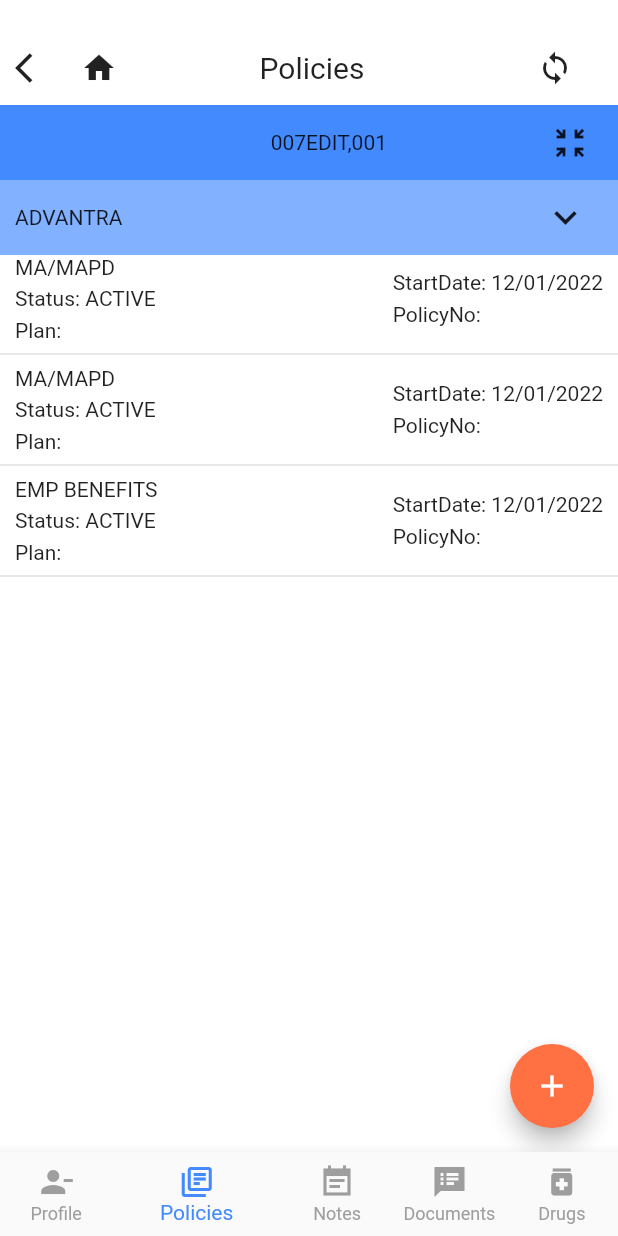
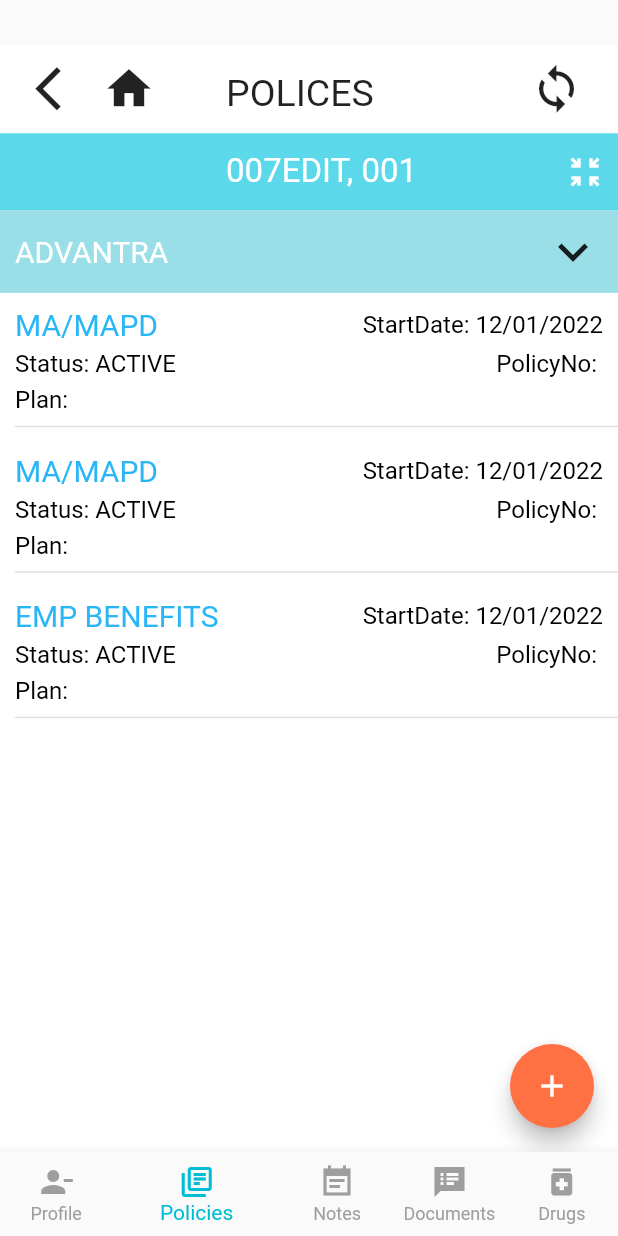
Before and after one commit to Chintala-Santhosh/medical_app, a Flutter app: the screen it shows after launch, item 2 of the bottom bar chosen, on a phone screen of 412 x 824 dp. Run offline on Flutter 3.47's test engine with Material 2 defaults, Android fonts, the phone set to English and light mode, and no system bars.

Commit message:
Design changes as per requirement like color,font size,icons,UI functionality

```diff
--- a/assets/json/notes.json
+++ b/assets/json/notes.json
@@ -1,8 +1,5 @@
 [
   {
-    "message": "Today not available"
-  },
-  {
-    "message": "Today not available"
+    "message": "Sent Text Message -bb"
   }
 ]
--- a/lib/main.dart
+++ b/lib/main.dart
@@ -1,5 +1,7 @@
 import 'package:flutter/material.dart';
 import 'package:medical_app/splash_screen.dart';
+
+import 'main_screen.dart';
 
 void main() {
   runApp(const MyApp());
@@ -27,7 +29,7 @@ class MyApp extends StatelessWidget {
         primarySwatch: Colors.blue,
 
       ),
-      home: const SplashScreen(),
+      home: const MainScreen(),
     );
   }
 }
--- a/lib/main_screen.dart
+++ b/lib/main_screen.dart
@@ -1,4 +1,7 @@
+import 'dart:io';
+
 import 'package:flutter/material.dart';
+import 'package:flutter/services.dart';
 import 'package:medical_app/modules/documents/documents_screen.dart';
 import 'package:medical_app/modules/drugs/drugs_screen.dart';
 import 'package:medical_app/modules/notes/notes_screen.dart';
@@ -14,21 +17,16 @@ class MainScreen extends StatefulWidget {
 }
 
 class _MainScreenState extends State<MainScreen> {
-  List<Widget> screens=[const ProfileScreen(),
+  List<Widget> screens=[
+    const ProfileScreen(),
     const PoliciesScreen(),
     const NotesScreen(),
     const DocumentsScreen(),
-     DrugScreen(
+     const DrugScreen(
     ),];
   int currentIndex=0;
 @override
   void initState() {
-  // screens = [
-  // const ProfileScreen(),
-  // const PoliciesScreen(),
-  // const NotesScreen(),
-  // const DocumentsScreen(),
-  // const DrugScreen(),];
     super.initState();
   }
   void onTabTapped(int index) {
@@ -39,41 +37,47 @@ class _MainScreenState extends State<MainScreen> {
 
   @override
   Widget build(BuildContext context) {
-    return  Scaffold(
+    return  WillPopScope(
+      onWillPop: () async {
+        exit(0);
+      },
+
+      child: Scaffold(
         body: screens[currentIndex],
         bottomNavigationBar: BottomNavigationBar(
           type: BottomNavigationBarType.shifting,
           onTap: onTabTapped,
           currentIndex: currentIndex,
           backgroundColor: Colors.white,
-        selectedItemColor: Colors.blueAccent,
+          selectedItemColor: Colors.cyan,
           showUnselectedLabels: true,
           unselectedItemColor:Colors.grey ,
 
           items:  [
             BottomNavigationBarItem(
-              icon: Icon(Icons.person_remove_alt_1,color: currentIndex==0?Colors.blueAccent:Colors.grey,),
+                icon: Icon(Icons.person_remove_alt_1,color: currentIndex==0?Colors.cyan:Colors.grey,),
               label: "Profile"
             ),
 
             BottomNavigationBarItem(
-            icon: Icon(Icons.my_library_books_outlined,color: currentIndex==1?Colors.blueAccent:Colors.grey,),
+              icon: Icon(Icons.my_library_books_outlined,color: currentIndex==1?Colors.cyan:Colors.grey,),
               label: "Policies"
             ),
             BottomNavigationBarItem(
-              icon: Icon(Icons.event_note_sharp,color: currentIndex==2?Colors.blueAccent:Colors.grey,),
+                icon: Icon(Icons.event_note_sharp,color: currentIndex==2?Colors.cyan:Colors.grey,),
               label: "Notes"
             ),
             BottomNavigationBarItem(
-              icon: Icon(Icons.speaker_notes_sharp,color: currentIndex==3?Colors.blueAccent:Colors.grey,),
+                icon: Icon(Icons.speaker_notes_sharp,color: currentIndex==3?Colors.cyan:Colors.grey,),
               label: "Documents"
             ),
             BottomNavigationBarItem(
-              icon: Icon(Icons.medication,color: currentIndex==4?Colors.blueAccent:Colors.grey,),
+                icon: Icon(Icons.medication,color: currentIndex==4?Colors.cyan:Colors.grey,),
               label: "Drugs"
             ),
           ],
         ),
+      ),
     );
   }
 }
--- a/lib/modules/documents/models/documents_model.dart
+++ b/lib/modules/documents/models/documents_model.dart
@@ -10,16 +10,20 @@ String documentsModelToJson(List<DocumentsModel> data) => json.encode(List<dynam
 
 class DocumentsModel {
   String fileName;
+  String date;
 
   DocumentsModel({
     required this.fileName,
+    required this.date,
   });
 
   factory DocumentsModel.fromJson(Map<String, dynamic> json) => DocumentsModel(
     fileName: json["fileName"],
+    date: json["date"],
   );
 
   Map<String, dynamic> toJson() => {
     "fileName": fileName,
+    "date": date,
   };
 }
--- a/lib/modules/policies/policies_screen.dart
+++ b/lib/modules/policies/policies_screen.dart
@@ -1,9 +1,6 @@
 import 'dart:convert';
-
-import 'package:flutter/cupertino.dart';
 import 'package:flutter/material.dart';
 import 'package:flutter/services.dart';
-
 import '../utils/app_bar.dart';
 import '../utils/body_screen.dart';
 import 'models/policies_model.dart';
@@ -18,6 +15,7 @@ class PoliciesScreen extends StatefulWidget {
 class _PoliciesScreenState extends State<PoliciesScreen> {
 
   List<PolicyModel>policiesList=[];
+  bool isShow = true;
   @override
   void initState() {
 
@@ -44,48 +42,65 @@ class _PoliciesScreenState extends State<PoliciesScreen> {
     return Scaffold(
       body: Column(
         children:   [
-          const AppBarScreen(title: "Policies",),
-          const BodyScreen(name:"007EDIT,001",date: "ADVANTRA",),
-          Expanded(
+           const AppBarScreen(title: "POLICES",isFromHome:false),
+           BodyScreen(name:"007EDIT, 001",date: "ADVANTRA",isShow: isShow,),
+          Visibility(
+            visible: isShow,
+            child: Expanded(
               child: Container(
                 color: Colors.white,
+                child: MediaQuery.removePadding(
+                  removeTop: true,
+                  context: context,
                   child: ListView.builder(
                       itemCount: policiesList.length,
                       itemBuilder: (BuildContext context,int index){
                         return  Column(
                           children: [
                             Container(
-                          padding: const EdgeInsets.only(left: 10,right: 10),
-                          child: Row(
+                              padding: const EdgeInsets.only(left: 10,right: 10,top: 10),
+                              child: Column(
+                                crossAxisAlignment: CrossAxisAlignment.start,
+                                mainAxisAlignment: MainAxisAlignment.start,
+                                children: [
+                                  Row(
                                     mainAxisAlignment: MainAxisAlignment.spaceBetween,
                                     children: [
-                              Column(
-                                crossAxisAlignment: CrossAxisAlignment.start,
-                                // mainAxisAlignment: MainAxisAlignment.start,
-                                children: [
-                                  Text(policiesList[index].policyName),
-                                  const SizedBox(height: 5,),
-                                  Text("Status: ${policiesList[index].status}"),
-                                  const SizedBox(height: 5,),
-                                  Text("Plan: ${policiesList[index].plan}"),
+                                      Text(policiesList[index].policyName,style: TextStyle(color: Colors.lightBlue.shade400,fontSize: 20),),
+                                      Text("StartDate: ${policiesList[index].startDate}",style: const TextStyle(color: Colors.black,fontSize: 16),),
                                     ],
                                   ),
-                              Column(
-                                crossAxisAlignment: CrossAxisAlignment.start,
-                                // mainAxisAlignment: MainAxisAlignment.start,
+                                  const SizedBox(height: 5,),
+                                  Row(
+                                    mainAxisAlignment: MainAxisAlignment.spaceBetween,
                                     children: [
-                                  Text("StartDate: ${policiesList[index].startDate}"),
+                                      Text("Status: ${policiesList[index].status}",style: const TextStyle(color: Colors.black,fontSize: 16)),
                                       const SizedBox(height: 5,),
-                                  Text("PolicyNo: ${policiesList[index].policyNo}"),
+                                      Text("PolicyNo: ${policiesList[index].policyNo}",style: const TextStyle(color: Colors.black,fontSize: 16)),
                                     ],
                                   ),
+                                  const SizedBox(height: 5,),
+                                  Row(
+                                    mainAxisAlignment: MainAxisAlignment.spaceBetween,
+                                    children: [
+                                      Text("Plan: ${policiesList[index].plan}",style: const TextStyle(color: Colors.black,fontSize: 16)),
+                                      const SizedBox(height: 5,),
+
+                                    ],
+                                  ),
+
+
                                 ],
                               ),
                             ),
-                        const Divider(thickness: 1,)
+                            Container(
+                                margin: const EdgeInsets.only(left: 10,),
+                                child: const Divider(thickness: 1,))
                           ],
                         );
                       }),
+                ),
+              ),
             ),
           )
         ],
--- a/lib/modules/utils/app_bar.dart
+++ b/lib/modules/utils/app_bar.dart
@@ -1,38 +1,66 @@
 import 'package:flutter/material.dart';
+import 'package:flutter/services.dart';
+import '../../main_screen.dart';
 
 class AppBarScreen extends StatelessWidget {
+  final bool isFromHome;
   final Icon? backButtonIcon;
   final Icon? screenIcon;
   final String? title;
   final Icon? refreshIcon;
-  const AppBarScreen({Key? key,this.backButtonIcon,this.screenIcon,this.refreshIcon, this.title}) : super(key: key);
+  const AppBarScreen({Key? key,required this.isFromHome, this.backButtonIcon,this.screenIcon,this.refreshIcon, this.title}) : super(key: key);
 
   @override
   Widget build(BuildContext context) {
     return Container(
-      height: 70,
+      padding: EdgeInsets.zero,
+      height: MediaQuery.of(context).size.height/14,
       color: Colors.white,
-      padding: const EdgeInsets.only(top: 20,left: 10,right: 30),
+      margin: const EdgeInsets.only(top: 30,left: 0,right: 0),
       child: Row(
-        mainAxisAlignment: MainAxisAlignment.spaceBetween,
+        mainAxisAlignment: MainAxisAlignment.spaceAround,
         children: [
           Row(
+            crossAxisAlignment: CrossAxisAlignment.start,
+            mainAxisAlignment: MainAxisAlignment.start,
             children: [
-              backButtonIcon??const Icon(Icons.arrow_back_ios),
-              const SizedBox(width: 20,),
-              screenIcon??const Icon(Icons.home),
+              GestureDetector(
+                onTap: (){
+                  if(isFromHome){
+                    SystemNavigator.pop();
+                  }else{
+                   Navigator.push(context, MaterialPageRoute(builder: (BuildContext context)=>const MainScreen()));
+                  }
+
+
+                },
+                child: Container(
+                    child: backButtonIcon??const Icon(Icons.arrow_back_ios,size: 35,)),
+              ),
+               const SizedBox(width:10),
+              GestureDetector(
+                onTap: (){
+
+                },
+                  child: screenIcon??const Icon(Icons.home,size: 35,)),
+
             ],
           ),
-          Text(title??"",style: const TextStyle(
-            fontSize: 20
-          ),),
-          Row(
-            children: [
+          // const SizedBox(width:10),
+          Container(
+            padding: const EdgeInsets.only(top: 5),
+            child: Text(title??"",style: const TextStyle(
+                fontSize: 25
+            ),),
+          ),
+          const SizedBox(width:10),
 
-              const SizedBox(width: 20,),
-              refreshIcon??const Icon(Icons.sync)
-            ],
-          ),
+
+          GestureDetector(
+            onTap: (){
+
+            },
+              child: refreshIcon??const Icon(Icons.sync,size: 35,)),
 
         ],
       ),
--- a/lib/modules/utils/body_screen.dart
+++ b/lib/modules/utils/body_screen.dart
@@ -1,37 +1,39 @@
 import 'package:flutter/material.dart';
+import 'package:medical_app/modules/utils/my_colors.dart';
 
 class BodyScreen extends StatefulWidget {
   final String? name;
   final String? date;
   final Icon? minimizeIcon;
   final Icon? dropdownIcon;
-  const BodyScreen({Key? key,this.name,this.date,this.minimizeIcon, this.dropdownIcon}) : super(key: key);
+   bool isShow;
+    BodyScreen({Key? key,this.name,this.date,this.minimizeIcon, this.dropdownIcon, required this.isShow}) : super(key: key);
 
   @override
   State<BodyScreen> createState() => _BodyScreenState();
 }
 
 class _BodyScreenState extends State<BodyScreen> {
+
   @override
   Widget build(BuildContext context) {
     return Column(
       children: [
         Container(
-          padding: const EdgeInsets.only(right: 20),
-          height: 50,
-          color: Colors.blueAccent.shade200,
+          padding: const EdgeInsets.only(right: 10),
+          height: MediaQuery.of(context).size.height/16,
+          color:HexColor("#5bd8ea"),
           child: Row(
             mainAxisAlignment: MainAxisAlignment.end,
             children: [
               Row(
-                // mainAxisAlignment: MainAxisAlignment.spaceBetween,
                 children:  [
                   Center(
-                    child: Text("${widget.name??""}"),
+                    child: Text(widget.name??"",style: const TextStyle(fontSize: 22,color: Colors.white),),
 
                   ),
-                  const SizedBox(width: 110,),
-                  widget.minimizeIcon??const Icon(Icons.zoom_in_map_sharp),
+                  const SizedBox(width: 100),
+                  widget.minimizeIcon??const Icon(Icons.zoom_in_map_sharp,color: Colors.white,),
 
                 ],
 
@@ -41,19 +43,27 @@ class _BodyScreenState extends State<BodyScreen> {
             ],
           ),
         ),
-        Container(
-          padding: const EdgeInsets.only(left: 10,right: 20),
-          height: 50,
-          color: Colors.blueAccent.shade100,
+        GestureDetector(
+          onTap: (){
+            widget.isShow=!widget.isShow;
+            setState(() {
+
+            });
+          },
+          child: Container(
+            padding: const EdgeInsets.only(left: 10,right: 10),
+            height: MediaQuery.of(context).size.height/15,
+            color:HexColor("#9adee8"),
             child: Row(
               mainAxisAlignment: MainAxisAlignment.spaceBetween,
               children:  [
                 Center(
-                child: Text("${widget.date??""}"),
+                  child: Text(widget.date??"",style: const TextStyle(color: Colors.white,fontSize: 20),),
 
                 ),
-              widget.minimizeIcon??const Icon(Icons.keyboard_arrow_down,size: 30,),
+                widget.isShow?widget.minimizeIcon?? const Icon(Icons.keyboard_arrow_down,size: 40,):const Icon(Icons.keyboard_arrow_up,size: 40,),
               ],
+            ),
           ),
         ),
       ],
--- /dev/null
+++ b/lib/modules/utils/my_colors.dart
@@ -0,0 +1,13 @@
+import 'dart:ui';
+
+class HexColor extends Color {
+  static int _getColorFromHex(String hexColor) {
+    hexColor = hexColor.toUpperCase().replaceAll("#", "");
+    if (hexColor.length == 6) {
+      hexColor = "FF$hexColor";
+    }
+    return int.parse(hexColor, radix: 16);
+  }
+
+  HexColor(final String hexColor) : super(_getColorFromHex(hexColor));
+}
--- a/lib/splash_screen.dart
+++ b/lib/splash_screen.dart
@@ -31,7 +31,7 @@ class _SplashScreenState extends State<SplashScreen> {
   }
 
   splashTimer(){
-    Future.delayed(const Duration(seconds: 5),(){
+    Future.delayed(const Duration(microseconds: 1),(){
       Navigator.push(context,MaterialPageRoute(builder: (BuildContext context)=>const MainScreen()));
 
     });;
```
Also changed, not shown: assets/json/documents.json (+3 -4 lines), assets/json/drug_history.json (+15 -5 lines), lib/modules/documents/documents_screen.dart (+11 -3 lines), lib/modules/drugs/drugs_screen.dart (+102 -78 lines), lib/modules/drugs/models/drug_details_model.dart (+12 -4 lines), lib/modules/notes/notes_screen.dart (+10 -7 lines), lib/modules/profile/profile_screen.dart (+4 -3 lines), assets/images/dropdown-icon.jpg (added). Lines whose indentation alone changed are shown as unchanged.
